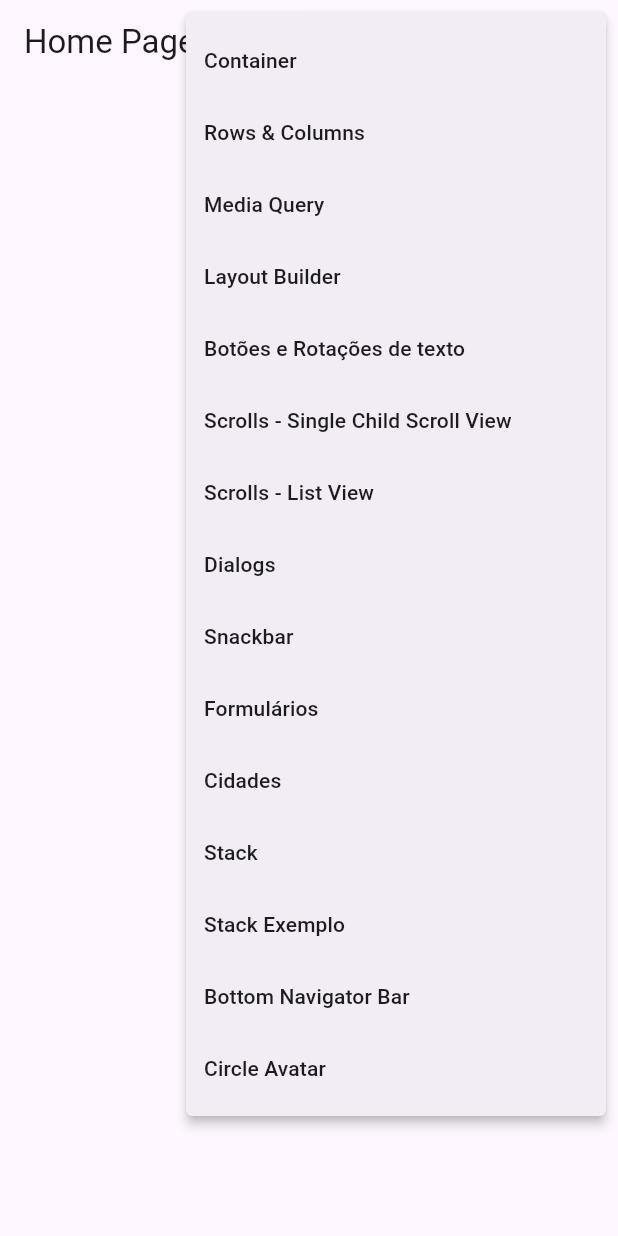
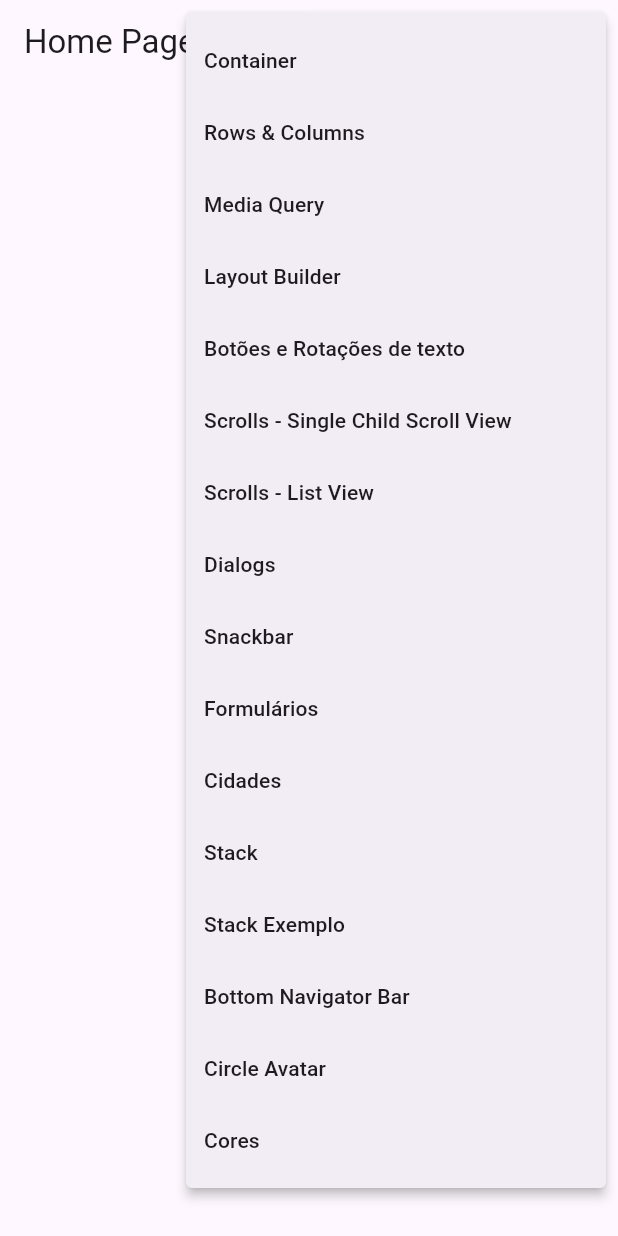
Before and after one commit to LMThomaz-Study/jornada_flutter, a Flutter app: the screen it shows after launch, after a tap on the "restaurant menu" icon, on a phone screen of 412 x 824 dp. Run offline on Flutter 3.47's test engine with Material 3 defaults, Android fonts, the phone set to English and light mode, and no system bars; our stand-ins replace device_preview.

Commit message:
Trabalhando com cores

```diff
--- a/primeiro_projeto/lib/main.dart
+++ b/primeiro_projeto/lib/main.dart
@@ -4,6 +4,7 @@ import 'package:primeiro_projeto/pages/botoes_rotacao_texto/botoes_rotacao_texto
 import 'package:primeiro_projeto/pages/bottom_navigator_bar/bottom_navigator_bar_page.dart';
 import 'package:primeiro_projeto/pages/cidades/cidades_page.dart';
 import 'package:primeiro_projeto/pages/circle_avatar/circle_avatar_page.dart';
+import 'package:primeiro_projeto/pages/colors/colors_page.dart';
 import 'package:primeiro_projeto/pages/container/container_page.dart';
 import 'package:primeiro_projeto/pages/dialogs/dialogs_page.dart';
 import 'package:primeiro_projeto/pages/forms/forms_page.dart';
@@ -65,6 +66,7 @@ class MyApp extends StatelessWidget {
         StackPage2.routeName: (_) => const StackPage2(),
         BottomNavigatorBarPage.routeName: (_) => const BottomNavigatorBarPage(),
         CircleAvatarPage.routeName: (_) => const CircleAvatarPage(),
+        ColorsPage.routeName: (_) => const ColorsPage(),
       },
     );
   }
--- a/primeiro_projeto/lib/pages/home/home_page.dart
+++ b/primeiro_projeto/lib/pages/home/home_page.dart
@@ -3,6 +3,7 @@ import 'package:primeiro_projeto/pages/botoes_rotacao_texto/botoes_rotacao_texto
 import 'package:primeiro_projeto/pages/bottom_navigator_bar/bottom_navigator_bar_page.dart';
 import 'package:primeiro_projeto/pages/cidades/cidades_page.dart';
 import 'package:primeiro_projeto/pages/circle_avatar/circle_avatar_page.dart';
+import 'package:primeiro_projeto/pages/colors/colors_page.dart';
 import 'package:primeiro_projeto/pages/container/container_page.dart';
 import 'package:primeiro_projeto/pages/dialogs/dialogs_page.dart';
 import 'package:primeiro_projeto/pages/forms/forms_page.dart';
@@ -31,6 +32,7 @@ enum PopupMenuPages {
   stack2,
   bottomNavigatorBar,
   circleAvatar,
+  colors,
 }
 
 class HomePage extends StatelessWidget {
@@ -98,6 +100,9 @@ class HomePage extends StatelessWidget {
                 case PopupMenuPages.circleAvatar:
                   Navigator.of(context).pushNamed(CircleAvatarPage.routeName);
                   break;
+                case PopupMenuPages.colors:
+                  Navigator.of(context).pushNamed(ColorsPage.routeName);
+                  break;
               }
             },
             itemBuilder: (BuildContext context) {
@@ -162,6 +167,10 @@ class HomePage extends StatelessWidget {
                   value: PopupMenuPages.circleAvatar,
                   child: Text('Circle Avatar'),
                 ),
+                const PopupMenuItem<PopupMenuPages>(
+                  value: PopupMenuPages.colors,
+                  child: Text('Cores'),
+                ),
               ];
             },
           ),
```
Also changed, not shown: primeiro_projeto/lib/pages/colors/colors_page.dart (added, +28 -0 lines).
